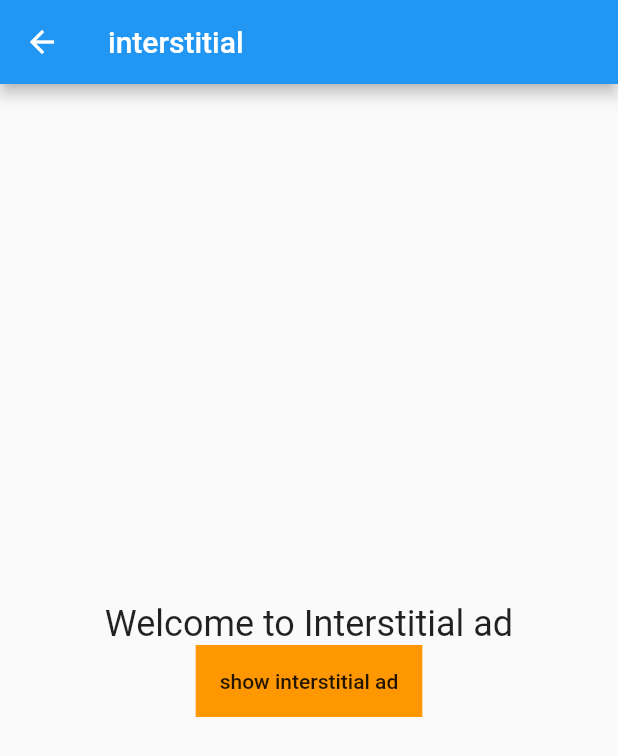
After one commit to aloRanking/admob_app, a Flutter app: the screen it shows after launch, after a tap on "Go Inter", on a phone screen of 412 x 824 dp. The commit adds this screen. Shown: the top 756 px of the screen. Run offline on Flutter 3.47's test engine with Material 2 defaults, Android fonts, the phone set to English and light mode, and no system bars; missing offline and left inert: firebase_admob; accounts and stored records are empty.

Commit message:
refactor AD ids

```diff
--- a/lib/screens/banner_screen.dart
+++ b/lib/screens/banner_screen.dart
@@ -1,3 +1,4 @@
+import 'package:admobapp/screens/interad_screen.dart';
 import 'package:admobapp/utils/ad_manager.dart';
 import 'package:firebase_admob/firebase_admob.dart';
 import 'package:flutter/material.dart';
@@ -17,7 +18,7 @@ class _BannerScreenState extends State<BannerScreen> {
   void _loadBannerAd() {
     _bannerAd
       ..load()
-      ..show(anchorType: AnchorType.top);
+      ..show(anchorType: AnchorType.bottom);
   }
 
   Future<void> _initAdMob() {
@@ -71,8 +72,20 @@ class _BannerScreenState extends State<BannerScreen> {
             if(snapshot.hasData){
 
               children.add(
-                Icon(Icons.android, size: 34,)
+                Column(
+                  children: [
+                    Icon(Icons.android, size: 34,),
+
+                    RaisedButton(onPressed: (){
+                      Navigator.push(context, MaterialPageRoute(builder: (context)=> InterAdScreen()));
+                    },
+                    child: Text('Go Inter'),
+                    )
+                  ],
+                )
               );
+
+
 
 
 
--- /dev/null
+++ b/lib/screens/interad_screen.dart
@@ -0,0 +1,96 @@
+import 'package:admobapp/utils/ad_manager.dart';
+import 'package:firebase_admob/firebase_admob.dart';
+import 'package:flutter/material.dart';
+
+class InterAdScreen extends StatefulWidget {
+  @override
+  _InterAdScreenState createState() => _InterAdScreenState();
+}
+
+class _InterAdScreenState extends State<InterAdScreen> {
+
+  // Add _interstitialAd
+  InterstitialAd _interstitialAd;
+
+  // Add _isInterstitialAdReady
+  bool _isInterstitialAdReady;
+
+
+
+  // Implement _loadInterstitialAd()
+  void _loadInterstitialAd() {
+    _interstitialAd.load();
+  }
+
+  // TODO: Implement _onInterstitialAdEvent()
+  void _onInterstitialAdEvent(MobileAdEvent event) {
+    switch (event) {
+      case MobileAdEvent.loaded:
+        _isInterstitialAdReady = true;
+        break;
+      case MobileAdEvent.failedToLoad:
+        _isInterstitialAdReady = false;
+        print('Failed to load an interstitial ad');
+        break;
+      case MobileAdEvent.closed:
+        print('interstitial ad closed');
+        break;
+      default:
+      // do nothing
+    }
+  }
+
+  @override
+  void initState() {
+    // implement initState
+    super.initState();
+
+    //Initialize _isInterstitialAdReady
+    _isInterstitialAdReady = false;
+
+    //Initialize _interstitialAd
+    _interstitialAd = InterstitialAd(
+      adUnitId: AdManager.interstitialAdUnitId,
+      listener: _onInterstitialAdEvent,
+    );
+
+    _loadInterstitialAd();
+
+  }
+
+
+
+  @override
+  Widget build(BuildContext context) {
+    return Scaffold(
+      appBar: AppBar(title: Text('interstitial') ),
+
+      body: Container(
+        child: Center(
+          child: Column(
+            //crossAxisAlignment: CrossAxisAlignment.center,
+            mainAxisAlignment: MainAxisAlignment.center,
+            children: [
+              Text('Welcome to Interstitial ad',
+              style: TextStyle(fontSize: 24),),
+
+
+              Container(
+                color: Colors.orange,
+                child: FlatButton(onPressed: (){
+
+                  // Display an Interstitial Ad
+                  if (_isInterstitialAdReady) {
+                    _interstitialAd.show();
+                  }
+
+
+                }, child: Text('show interstitial ad')),
+              )
+            ],
+          ),
+        ),
+      ),
+    );
+  }
+}
--- a/lib/utils/ad_manager.dart
+++ b/lib/utils/ad_manager.dart
@@ -4,9 +4,9 @@ class AdManager {
 
   static String get appId {
     if (Platform.isAndroid) {
-      return "ca-app-pub-5550910872727485~7922877388";
+      return "ca-app-pub-7766966289151730~5394369664";
     } else if (Platform.isIOS) {
-      return "ca-app-pub-3940256099942544~2594085930";
+      return "";
     } else {
       throw new UnsupportedError("Unsupported platform");
     }
@@ -14,9 +14,9 @@ class AdManager {
 
   static String get bannerAdUnitId {
     if (Platform.isAndroid) {
-      return "ca-app-pub-5550910872727485/1527207036";
+      return "ca-app-pub-7766966289151730/5202797971";
     } else if (Platform.isIOS) {
-      return "ca-app-pub-3940256099942544/4339318960";
+      return "";
     } else {
       throw new UnsupportedError("Unsupported platform");
     }
@@ -24,9 +24,9 @@ class AdManager {
 
   static String get interstitialAdUnitId {
     if (Platform.isAndroid) {
-      return "ca-app-pub-5550910872727485/1779500237";
+      return "ca-app-pub-7766966289151730/9180188547";
     } else if (Platform.isIOS) {
-      return "ca-app-pub-3940256099942544/3964253750";
+      return "";
     } else {
       throw new UnsupportedError("Unsupported platform");
     }
@@ -36,7 +36,7 @@ class AdManager {
     if (Platform.isAndroid) {
       return "ca-app-pub-5550910872727485/4593365834";
     } else if (Platform.isIOS) {
-      return "ca-app-pub-3940256099942544/7552160883";
+      return "";
     } else {
       throw new UnsupportedError("Unsupported platform");
     }
```
Also changed, not shown: 1 other file.
